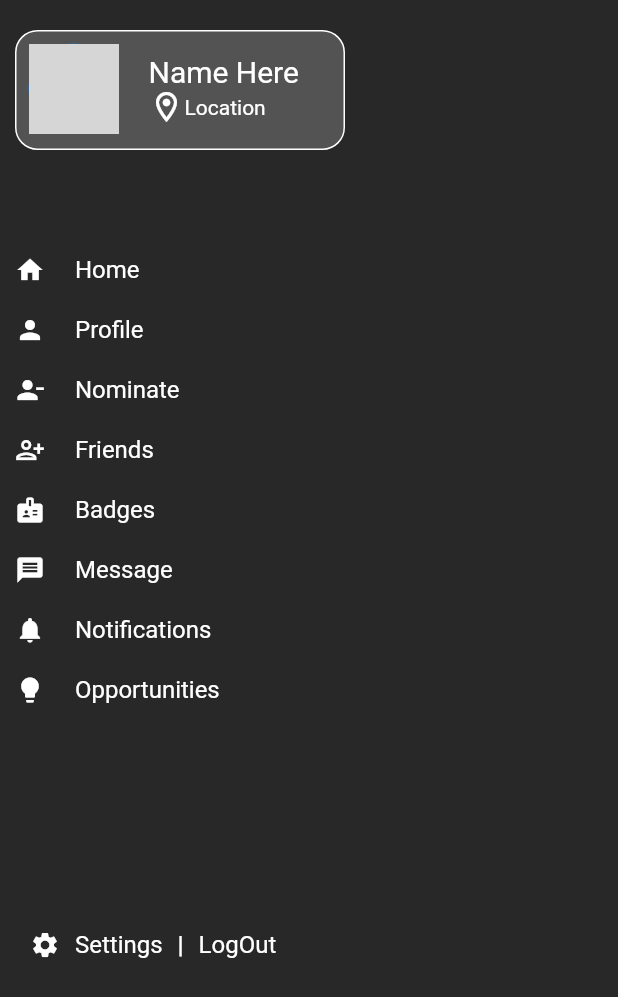
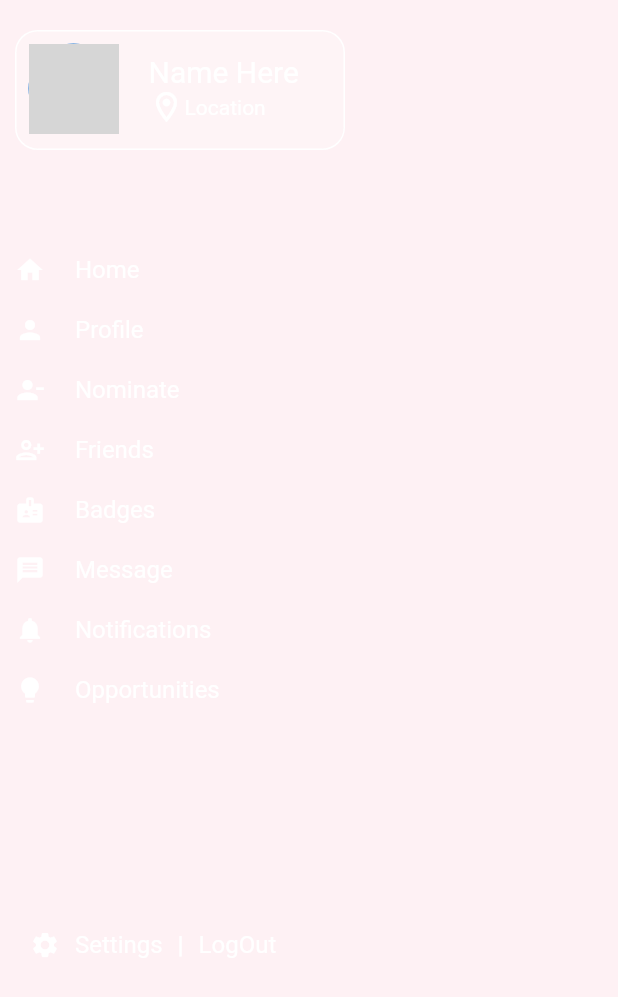
Before and after one commit to Nazish-Akbar/ChatCenter, a Flutter app: the DrawerScreen screen opened directly, on a phone screen of 412 x 824 dp. Shown: the top 997 px of the screen. Run offline on Flutter 3.47's test engine with Material 2 defaults, Android fonts, the phone set to English and light mode, and no system bars; our stand-ins replace dotted_border, flutter_slidable, flutter_svg; missing offline and left inert: flutter_image_stack; project files that could hold a hidden picture were left out; grey boxes are pictures that could not be loaded.

Commit message:
Sangam Finalized UI

```diff
--- a/chatapp/lib/Screen/side_drawer/side_drawer.dart
+++ b/chatapp/lib/Screen/side_drawer/side_drawer.dart
@@ -21,7 +21,7 @@ class DrawerScreen extends StatelessWidget {
   Widget build(BuildContext context) {
     return SafeArea(
       child: Scaffold(
-        backgroundColor: Color.fromARGB(255, 41, 40, 40),
+        backgroundColor: Color(0xff3133e),
         body: Padding(
           padding: const EdgeInsets.only(top: 20.0, left: 10),
           child: Column(
```
